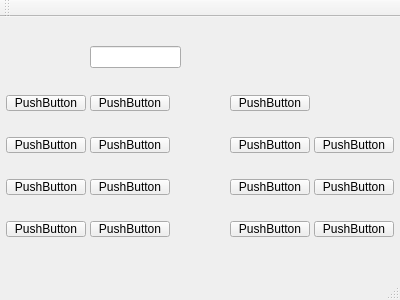
The window that mainwindow.ui (Alyssa-Zhou/Qt_Calculator) describes before a commit, drawn with Qt 5.
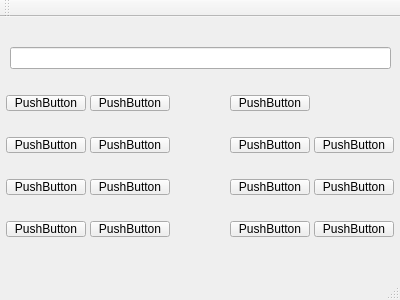
The same window after the commit.

What changed in the file:
```diff
--- a/mainwindow.ui
+++ b/mainwindow.ui
@@ -212,9 +212,9 @@
    <widget class="QLineEdit" name="lineEdit">
     <property name="geometry">
      <rect>
-      <x>90</x>
-      <y>29</y>
-      <width>91</width>
+      <x>10</x>
+      <y>30</y>
+      <width>381</width>
       <height>22</height>
      </rect>
     </property>
```
